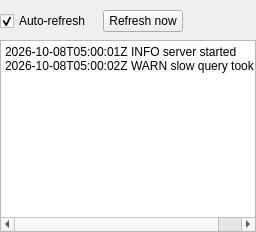
Old version of the form src/kubescope/ui/log_tab.ui in the repository dcotecnologia/kubescope.
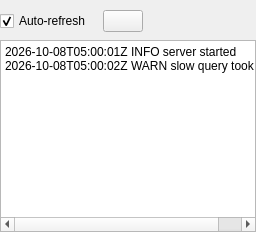
New version of the form.

```diff
--- a/src/kubescope/ui/log_tab.ui
+++ b/src/kubescope/ui/log_tab.ui
@@ -38,7 +38,7 @@
      </item>
      <item>
       <widget class="QPushButton" name="refreshButton">
-       <property name="text">
+       <property name="toolTip">
         <string>Refresh now</string>
        </property>
        <property name="variant" stdset="0">
```
Left out of the diff: 3 changed lines with no effect on the pictures.
